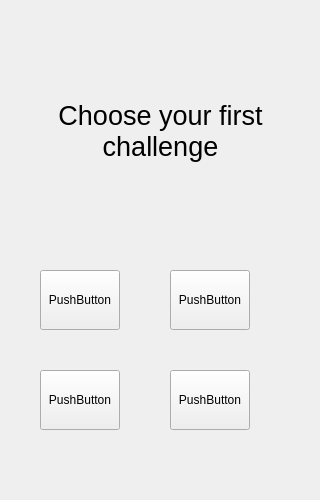
Old version of the form createchellenge.ui in the repository Hasirati/Calendar.
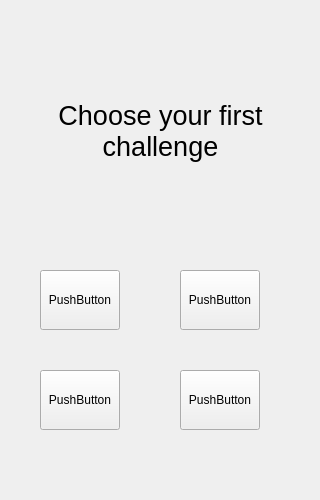
New version of the form.

The edit to the form file:
```diff
--- a/createchellenge.ui
+++ b/createchellenge.ui
@@ -51,7 +51,7 @@
   <widget class="QPushButton" name="pushButton_2">
    <property name="geometry">
     <rect>
-     <x>170</x>
+     <x>180</x>
      <y>270</y>
      <width>80</width>
      <height>60</height>
@@ -77,7 +77,7 @@
   <widget class="QPushButton" name="pushButton_4">
    <property name="geometry">
     <rect>
-     <x>170</x>
+     <x>180</x>
      <y>370</y>
      <width>80</width>
      <height>60</height>
```
